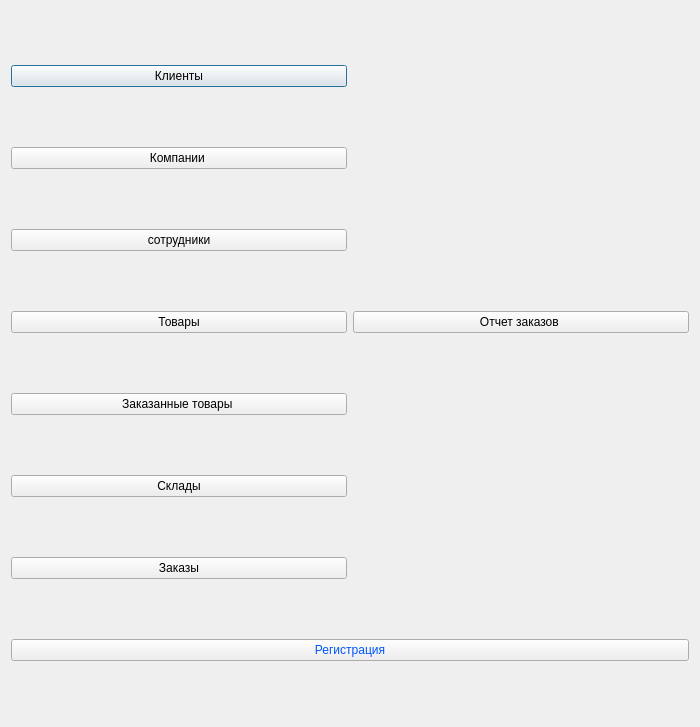
Qt form course2/admin.ui (Sushakkk/Course-work-DB) before a commit.
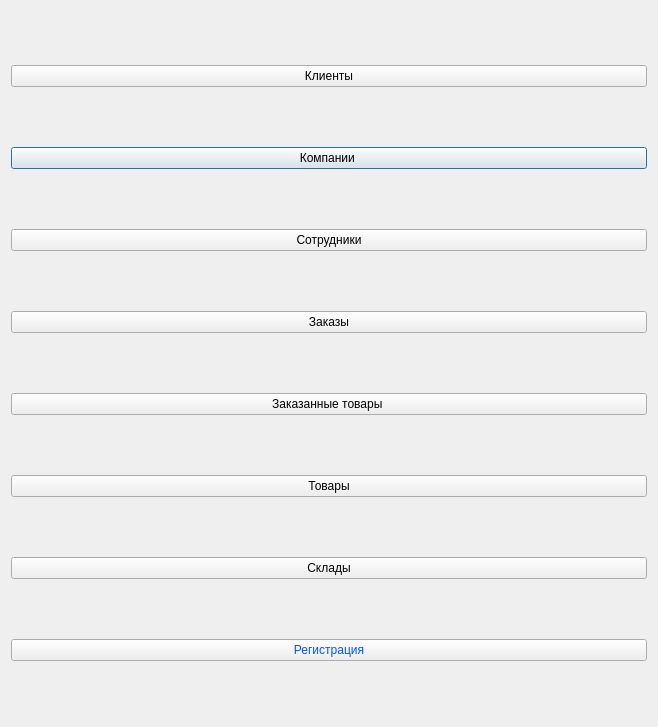
The same form after that commit.

Commit message: Товары

Patch:
```diff
--- a/course2/admin.ui
+++ b/course2/admin.ui
@@ -6,7 +6,7 @@
    <rect>
     <x>0</x>
     <y>0</y>
-    <width>700</width>
+    <width>658</width>
     <height>727</height>
    </rect>
   </property>
@@ -14,13 +14,6 @@
    <string>Dialog</string>
   </property>
   <layout class="QGridLayout" name="gridLayout">
-   <item row="0" column="0">
-    <widget class="QPushButton" name="btnClient">
-     <property name="text">
-      <string>Клиенты</string>
-     </property>
-    </widget>
-   </item>
    <item row="1" column="0">
     <widget class="QPushButton" name="btnCompany">
      <property name="text">
@@ -28,49 +21,35 @@
      </property>
     </widget>
    </item>
-   <item row="2" column="0">
-    <widget class="QPushButton" name="btnEmp">
-     <property name="text">
-      <string>сотрудники</string>
-     </property>
-    </widget>
-   </item>
    <item row="3" column="0">
-    <widget class="QPushButton" name="btnProduct">
-     <property name="text">
-      <string>Товары</string>
-     </property>
-    </widget>
-   </item>
-   <item row="3" column="1">
-    <widget class="QPushButton" name="btnRep_ord_new">
-     <property name="text">
-      <string>Отчет заказов </string>
-     </property>
-    </widget>
-   </item>
-   <item row="4" column="0">
-    <widget class="QPushButton" name="btnOrder_product">
-     <property name="text">
-      <string>Заказанные товары </string>
-     </property>
-    </widget>
-   </item>
-   <item row="5" column="0">
-    <widget class="QPushButton" name="btnStock">
-     <property name="text">
-      <string>Склады</string>
-     </property>
-    </widget>
-   </item>
-   <item row="6" column="0">
     <widget class="QPushButton" name="btnOrder">
      <property name="text">
       <string>Заказы</string>
      </property>
     </widget>
    </item>
-   <item row="7" column="0" colspan="2">
+   <item row="7" column="0">
+    <widget class="QPushButton" name="btnStock">
+     <property name="text">
+      <string>Склады</string>
+     </property>
+    </widget>
+   </item>
+   <item row="2" column="0">
+    <widget class="QPushButton" name="btnEmp">
+     <property name="text">
+      <string>Cотрудники</string>
+     </property>
+    </widget>
+   </item>
+   <item row="0" column="0">
+    <widget class="QPushButton" name="btnClient">
+     <property name="text">
+      <string>Клиенты</string>
+     </property>
+    </widget>
+   </item>
+   <item row="9" column="0">
     <widget class="QPushButton" name="btnAuthorization">
      <property name="styleSheet">
       <string notr="true">color: rgb(0, 85, 255);</string>
@@ -80,6 +59,20 @@
      </property>
     </widget>
    </item>
+   <item row="5" column="0">
+    <widget class="QPushButton" name="btnOrder_product">
+     <property name="text">
+      <string>Заказанные товары </string>
+     </property>
+    </widget>
+   </item>
+   <item row="6" column="0">
+    <widget class="QPushButton" name="btnProduct">
+     <property name="text">
+      <string>Товары</string>
+     </property>
+    </widget>
+   </item>
   </layout>
  </widget>
  <resources/>
```
The commit also changes 80 other files.
